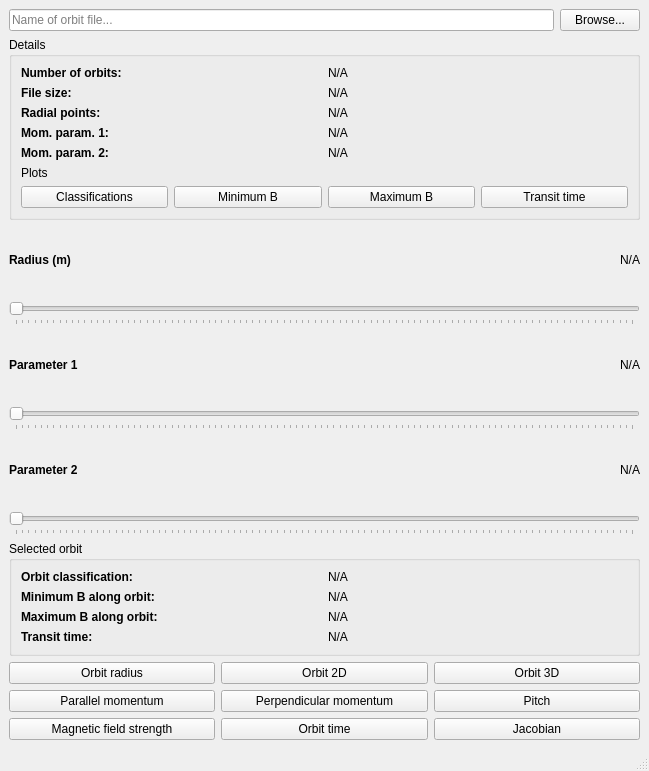
Qt form gui/ui/orbits.ui (hoppe93/softplot) before a commit.
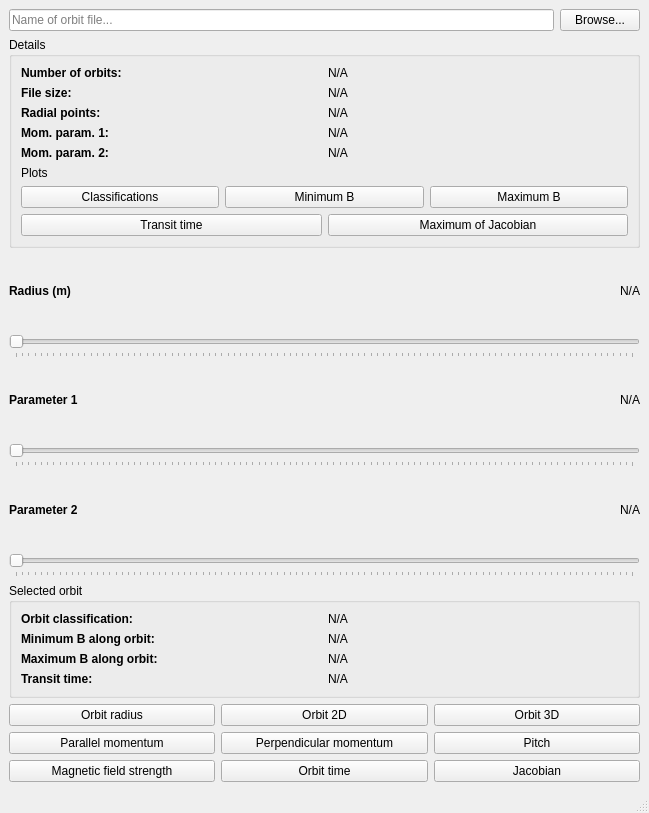
The same form after that commit.

Commit message: Improved orbit plotter

What changed in the file:
```diff
--- a/gui/ui/orbits.ui
+++ b/gui/ui/orbits.ui
@@ -7,7 +7,7 @@
     <x>0</x>
     <y>0</y>
     <width>649</width>
-    <height>771</height>
+    <height>813</height>
    </rect>
   </property>
   <property name="windowTitle">
@@ -210,6 +210,13 @@
            </property>
           </widget>
          </item>
+        </layout>
+       </item>
+       <item>
+        <layout class="QHBoxLayout" name="horizontalLayout_18">
+         <property name="topMargin">
+          <number>0</number>
+         </property>
          <item>
           <widget class="QPushButton" name="btnShowTransitTime">
            <property name="text">
@@ -217,6 +224,13 @@
            </property>
           </widget>
          </item>
+         <item>
+          <widget class="QPushButton" name="btnShowJacobian">
+           <property name="text">
+            <string>Maximum of Jacobian</string>
+           </property>
+          </widget>
+         </item>
         </layout>
        </item>
       </layout>
```
The commit also changes 5 other files.
